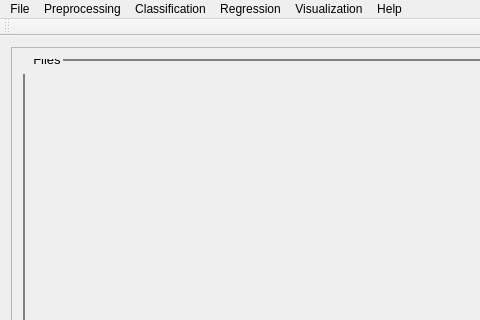
The window that src/PYSAT_Gui_UI_Forms/UI Files/01_mainwindow_ransac.ui (tisaconundrum2/PySAT-GUI) describes before a commit, drawn with Qt 5; both pictures show x 0 to 480 and y 0 to 320 of the 581 by 843 pixel window.
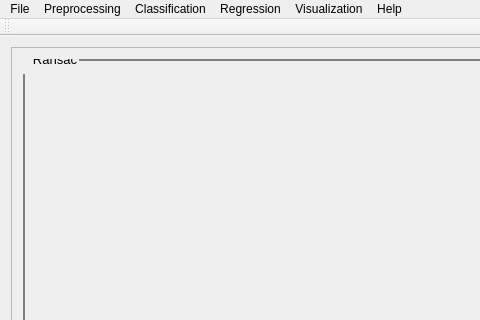
The same window after the commit.

```diff
--- a/src/PYSAT_Gui_UI_Forms/UI Files/01_mainwindow_ransac.ui
+++ b/src/PYSAT_Gui_UI_Forms/UI Files/01_mainwindow_ransac.ui
@@ -57,7 +57,7 @@
            </font>
           </property>
           <property name="title">
-           <string>Files</string>
+           <string>Ransac</string>
           </property>
           <layout class="QHBoxLayout" name="horizontalLayout">
            <item>
```
